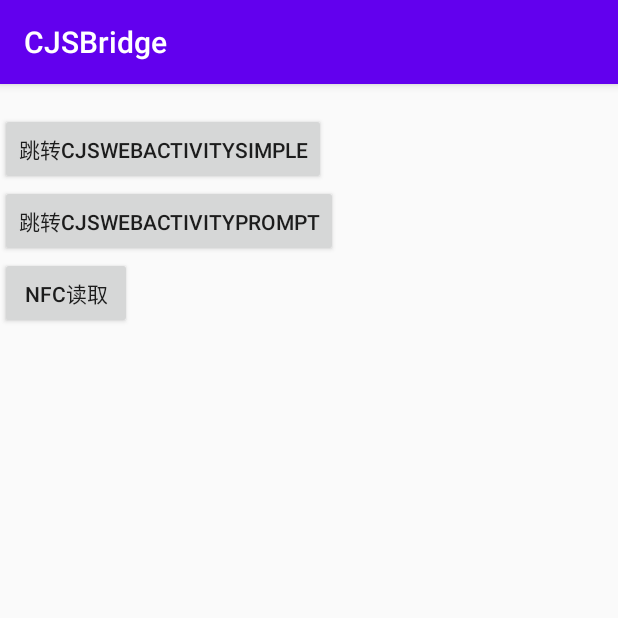
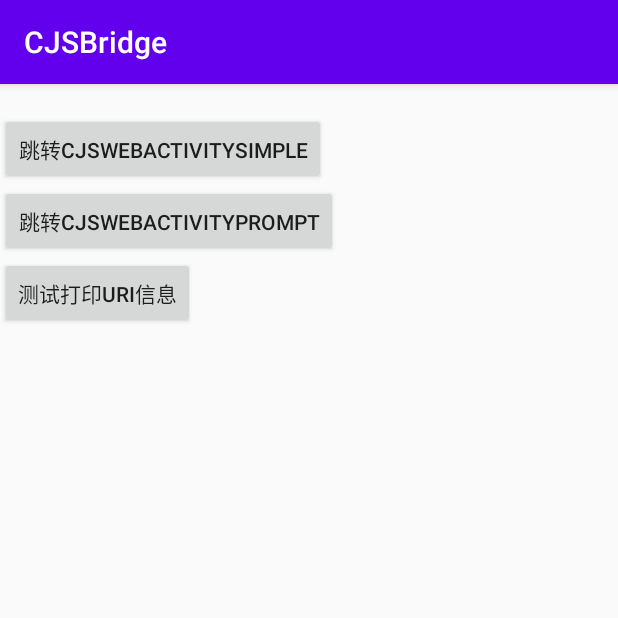
Before and after one commit to ChenJunsen/CJSBridge, an Android app: the screen it shows after launch (MainActivity), on a phone screen of 412 x 824 dp, the top half of it. Run offline under Robolectric (Android 15) with nearby library versions, the phone set to English and light mode, and no system bars; libraries missing offline, so code that uses them is left out: com.alibaba.fastjson.

Commit message:
主界面实例代码规格化

```diff
--- a/app/src/main/java/com/cjs/cjsbridge/MainActivity.java
+++ b/app/src/main/java/com/cjs/cjsbridge/MainActivity.java
@@ -1,128 +1,64 @@
 package com.cjs.cjsbridge;
 
 import android.content.Intent;
-import android.net.Uri;
 import android.os.Bundle;
 import android.provider.Settings;
 import android.view.View;
 import android.widget.Button;
 import android.widget.TextView;
 
-import androidx.annotation.Nullable;
 import androidx.appcompat.app.AppCompatActivity;
 
+import com.cjs.cjsbridge.tools.UriLogger;
 import com.cjs.cjsbridge.web.CJSWebActivityPrompt;
 import com.cjs.cjsbridge.web.CJSWebActivitySimple;
-import com.cjs.cjsbridge_common.tools.L;
-import com.cjs.cjsbridge_ui.dialog.MsgDialog;
-import com.cjs.sdk.cjsnfc.NFCScanningActivity;
-import com.cjs.sdk.cjsnfc.nt.NfcMainNewActivity;
 
-import java.util.List;
 import java.util.Random;
 
-public class MainActivity extends AppCompatActivity {
-    private Button btn_go_to_1,btn_go_to_2;
-    private Button btn_read_nfc;
+public class MainActivity extends AppCompatActivity implements View.OnClickListener {
+    private Button btn_go_to_simple, btn_go_to_prompt, btn_uri_print;
 
     @Override
     protected void onCreate(Bundle savedInstanceState) {
         super.onCreate(savedInstanceState);
         setContentView(R.layout.activity_main);
-        btn_go_to_1 = findViewById(R.id.btn_go_to_1);
-        btn_go_to_2 = findViewById(R.id.btn_go_to_2);
-        btn_read_nfc = findViewById(R.id.btn_read_nfc);
+        btn_go_to_simple = findViewById(R.id.btn_go_to_1);
+        btn_go_to_prompt = findViewById(R.id.btn_go_to_2);
+        btn_uri_print = findViewById(R.id.btn_uri_print);
 
-        btn_go_to_1.setOnClickListener(new View.OnClickListener() {
+        btn_go_to_simple.setOnClickListener(this);
+        btn_go_to_simple.setOnClickListener(this);
+        btn_uri_print.setOnClickListener(this);
+
+
+        TextView aId = findViewById(R.id.androidID);
+        aId.setText(Settings.System.getString(
+                getContentResolver(), Settings.Secure.ANDROID_ID));
+    }
+
+
     @Override
     public void onClick(View v) {
+        if (v == btn_go_to_simple) {
             Intent i = new Intent(MainActivity.this, CJSWebActivitySimple.class);
             i.putExtra("title", "测试的网页Simple");
 //                i.putExtra("url", "http://www.baidu.com");
 //                i.putExtra("url", "http://192.168.43.108:8080/cjsb/func.html?h="+new Random(99999).nextInt());
-                i.putExtra("url", "http://172.1.2.62:8080/cjsb/func.html?h=" + new Random(100).nextInt(88));
+            i.putExtra("url", "http://192.168.42.2:8080/cjsb/func1.html?h=" + new Random(100).nextInt(88));
 //                i.putExtra("url","http://zhidao.baidu.com/question/283844212.html");
             startActivity(i);
-            }
-        });
-
-        btn_go_to_1.setOnClickListener(new View.OnClickListener() {
-            @Override
-            public void onClick(View v) {
+        } else if (v == btn_go_to_prompt) {
             Intent i = new Intent(MainActivity.this, CJSWebActivityPrompt.class);
             i.putExtra("title", "测试的网页Prompt");
 //                i.putExtra("url", "http://www.baidu.com");
 //                i.putExtra("url", "http://192.168.43.108:8080/cjsb/func.html?h="+new Random(99999).nextInt());
-                i.putExtra("url", "http://172.1.2.62:8080/cjsb/func.html?h=" + new Random(100).nextInt(88));
+            i.putExtra("url", "http://192.168.42.2:8080/cjsb/func.html?h=" + new Random(100).nextInt(88));
 //                i.putExtra("url","http://zhidao.baidu.com/question/283844212.html");
             startActivity(i);
-            }
-        });
-
-        btn_read_nfc.setOnClickListener(new View.OnClickListener() {
-            @Override
-            public void onClick(View v) {
-                startNFC();
-            }
-        });
-
-
-        uriTest("ejb0://qq.boom.fest@io:1211/gift/image/total.jpeg?sid=11ff456&ser=F&flag=0019&name=刘昂&msg=今天天气不错");
-        uriTest("https://www.baidu.com:8801/src/view/afc?key=&1168-klio89879");
-        uriTest("msdn://www.baidu.com/src_key=&1168-klio89879");
-
-
-        TextView aId=findViewById(R.id.androidID);
-        aId.setText(Settings.System.getString(
-                getContentResolver(), Settings.Secure.ANDROID_ID));
-    }
-
-    private void uriTest(String url) {
-        Uri uri = Uri.parse(url);
-        L.d("URI-PARSE-url", url);
-        L.d("URI-PARSE-scheme", uri.getScheme());
-        L.d("URI-PARSE-host", uri.getHost());
-        L.d("URI-PARSE-auth", uri.getAuthority());
-        L.d("URI-PARSE-auth-encoded", uri.getEncodedAuthority());
-        L.d("URI-PARSE-path", uri.getPath());
-        L.d("URI-PARSE-path-encoded", uri.getEncodedPath());
-        L.d("URI-PARSE-fragment", uri.getFragment());
-        L.d("URI-PARSE-fragment-encoded", uri.getEncodedFragment());
-        L.d("URI-PARSE-port", uri.getPort() + "");
-        L.d("URI-PARSE-query", uri.getQuery());
-        L.d("URI-PARSE-query-encoded", uri.getEncodedQuery());
-        L.d("URI-PARSE-user", uri.getUserInfo());
-        L.d("URI-PARSE-user-encoded", uri.getEncodedUserInfo());
-        L.d("URI-PARSE-spec-part", uri.getSchemeSpecificPart());
-        L.d("URI-PARSE-path-segments", list2String(uri.getPathSegments()));
-    }
-
-    private String list2String(List<String> list) {
-        StringBuilder sb = new StringBuilder();
-        sb.append("[");
-        if (list != null && list.size() > 0) {
-            for (int i = 0; i < list.size(); i++) {
-                sb.append(list.get(i));
-                if (i != list.size() - 1) {
-                    sb.append(",");
+        }else if(v==btn_uri_print){
+            UriLogger.print("ejb0://qq.boom.fest@io:1211/gift/image/total.jpeg?sid=11ff456&ser=F&flag=0019&name=刘昂&msg=今天天气不错");
+            UriLogger.print("https://www.baidu.com:8801/src/view/afc?key=&1168-klio89879");
+            UriLogger.print("msdn://www.baidu.com/src_key=&1168-klio89879");
         }
     }
 }
-        sb.append("]");
-        return sb.toString();
-    }
-
-    private void startNFC() {
-        Intent i = new Intent(this, NfcMainNewActivity.class);
-        startActivityForResult(i, 200);
-    }
-
-    @Override
-    protected void onActivityResult(int requestCode, int resultCode, @Nullable Intent data) {
-        if (requestCode == 200 && resultCode == NFCScanningActivity.RESULT_CODE_COMPLETE_READ) {
-            MsgDialog.show1(this, "NFC读卡结果:" + (data == null ? "" : data.getStringExtra("result")));
-        } else {
-            super.onActivityResult(requestCode, resultCode, data);
-        }
-    }
-}
--- a/app/src/main/res/layout/activity_main.xml
+++ b/app/src/main/res/layout/activity_main.xml
@@ -23,9 +23,9 @@
         android:layout_height="wrap_content"
         android:text="跳转CJSWebActivityPrompt"/>
     <Button
-        android:id="@+id/btn_read_nfc"
+        android:id="@+id/btn_uri_print"
         android:layout_width="wrap_content"
         android:layout_height="wrap_content"
-        android:text="NFC读取"/>
+        android:text="测试打印Uri信息"/>
 
 </LinearLayout>
```
Also changed, not shown: app/src/main/java/com/cjs/cjsbridge/model/Student.java (added, +54 -0 lines), app/src/main/java/com/cjs/cjsbridge/tools/UriLogger.java (added, +52 -0 lines). Lines whose indentation alone changed are shown as unchanged.
